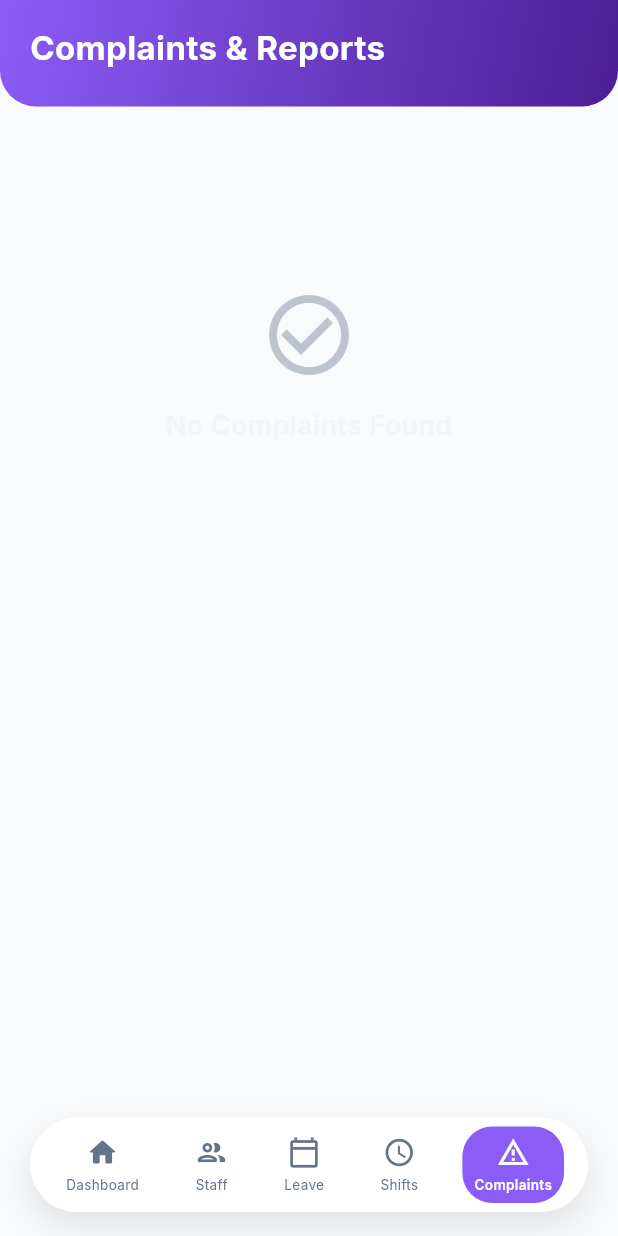
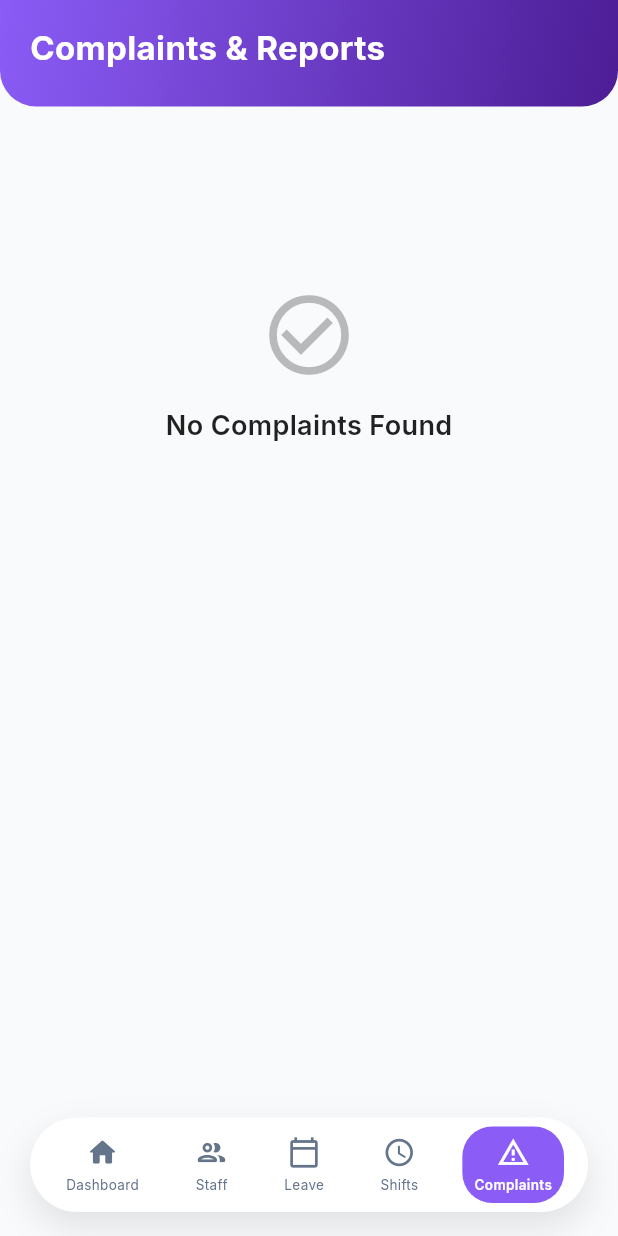
Before and after one commit to sgs-it/Accomodation_app, a Flutter app: the ComplaintsScreen screen opened by its route, on a phone screen of 412 x 824 dp. Run offline on Flutter 3.47's test engine with Material 3 defaults, Android fonts, the phone set to English and light mode, and no system bars; our stand-ins replace firebase_core, firebase_messaging, fl_chart, go_router, google_fonts, share_plus and 2 more; missing offline and left inert: excel, universal_html; accounts and stored records are empty; network calls fail.

Commit message:
Fix text color visibility in Complaints screen

```diff
--- a/lib/screens/complaints/complaints_screen.dart
+++ b/lib/screens/complaints/complaints_screen.dart
@@ -120,12 +120,11 @@ class _ComplaintsScreenState extends State<ComplaintsScreen> {
                                       children: [
                                         Icon(Icons.check_circle_outline,
                                             size: 64,
-                                            color: AppTheme.textMuted
-                                                .withValues(alpha: 0.4)),
+                                            color: Colors.black26),
                                         const SizedBox(height: 16),
                                         Text('No Complaints Found',
                                             style: GoogleFonts.inter(
-                                                color: AppTheme.textPrimary,
+                                                color: Colors.black87,
                                                 fontSize: 18,
                                                 fontWeight: FontWeight.w600)),
                                       ],
@@ -170,7 +169,7 @@ class _ComplaintsScreenState extends State<ComplaintsScreen> {
                                             Text(
                                               dateFormatted,
                                               style: GoogleFonts.inter(
-                                                  color: AppTheme.textSecondary,
+                                                  color: Colors.black54,
                                                   fontSize: 12,
                                                   fontWeight: FontWeight.w500),
                                             ),
@@ -198,7 +197,7 @@ class _ComplaintsScreenState extends State<ComplaintsScreen> {
                                         Text(
                                           complaint['description'] ?? '',
                                           style: GoogleFonts.inter(
-                                              color: AppTheme.textPrimary,
+                                              color: Colors.black87,
                                               fontSize: 14,
                                               height: 1.5),
                                         ),
```
